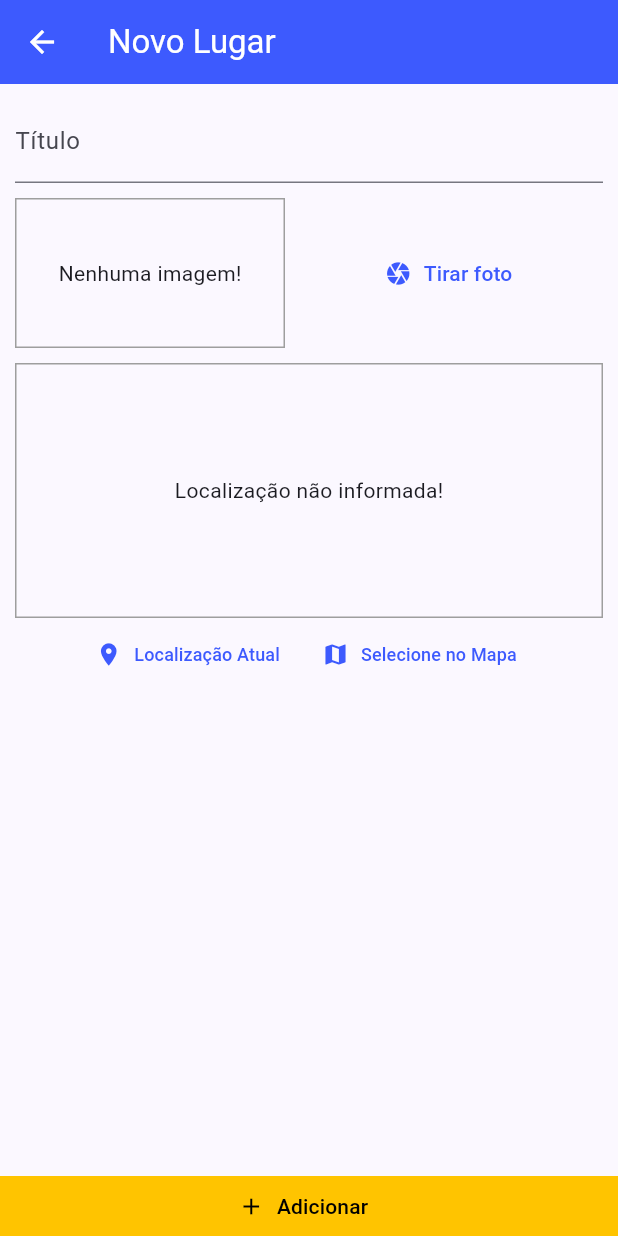
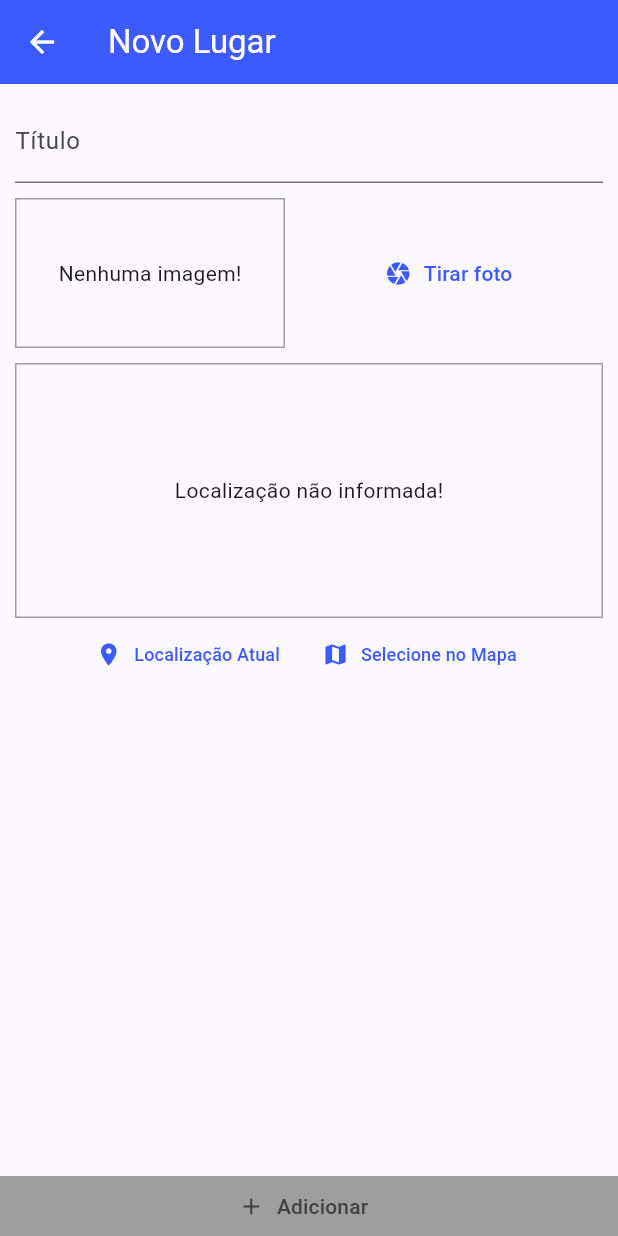
Before and after one commit to jhonatancassante/great_places, a Flutter app: the PlaceFormScreen screen opened by its route, on a phone screen of 412 x 824 dp. Run offline on Flutter 3.47's test engine with Material 3 defaults, Android fonts, the phone set to English and light mode, and no system bars; our stand-ins replace google_maps_flutter, image_picker, location, sqflite; accounts and stored records are empty.

```diff
--- a/lib/screens/place_form_screen.dart
+++ b/lib/screens/place_form_screen.dart
@@ -1,6 +1,7 @@
 import 'dart:io';
 
 import 'package:flutter/material.dart';
+import 'package:google_maps_flutter/google_maps_flutter.dart';
 import 'package:great_places/providers/great_places.dart';
 import 'package:great_places/widgets/bottom_button_widget.dart';
 import 'package:great_places/widgets/image_input.dart';
@@ -17,15 +18,28 @@ class PlaceFormScreen extends StatefulWidget {
 class _PlaceFormScreenState extends State<PlaceFormScreen> {
   final _titleControler = TextEditingController();
   File _pickedImage = File('');
+  LatLng _pickedPosition = const LatLng(0, 0);
 
   void _selectImage(File pickedImage) {
-    _pickedImage = pickedImage;
+    setState(() {
+      _pickedImage = pickedImage;
+    });
+  }
+
+  void _selectPosition(LatLng position) {
+    setState(() {
+      _pickedPosition = position;
+    });
+  }
+
+  bool _isValidForm() {
+    return _titleControler.text.isNotEmpty &&
+        _pickedImage.existsSync() &&
+        _pickedPosition != const LatLng(0, 0);
   }
 
   void _submitForm() {
-    if (_titleControler.text.isEmpty || !_pickedImage.existsSync()) {
-      return;
-    }
+    if (!_isValidForm()) return;
 
     Provider.of<GreatPlaces>(
       context,
@@ -33,6 +47,7 @@ class _PlaceFormScreenState extends State<PlaceFormScreen> {
     ).addPlace(
       _titleControler.text,
       _pickedImage,
+      _pickedPosition,
     );
 
     Navigator.of(context).pop();
@@ -62,7 +77,7 @@ class _PlaceFormScreenState extends State<PlaceFormScreen> {
                     const SizedBox(height: 10),
                     ImageInput(_selectImage),
                     const SizedBox(height: 10),
-                    const LocationInput(),
+                    LocationInput(_selectPosition),
                   ],
                 ),
               ),
@@ -72,6 +87,7 @@ class _PlaceFormScreenState extends State<PlaceFormScreen> {
             title: 'Adicionar',
             icon: Icons.add,
             onPressed: _submitForm,
+            enabled: _isValidForm(),
           ),
         ],
       ),
--- a/lib/screens/places_list_screen.dart
+++ b/lib/screens/places_list_screen.dart
@@ -46,6 +46,9 @@ class PlacesListScreen extends StatelessWidget {
                                   title: Text(
                                     greatPlaces.itemByIndex(i).title,
                                   ),
+                                  subtitle: Text(
+                                    greatPlaces.itemByIndex(i).location.address,
+                                  ),
                                   onTap: () {},
                                 ),
                               ),
--- a/lib/utils/db_util.dart
+++ b/lib/utils/db_util.dart
@@ -8,7 +8,7 @@ class DbUtil {
       path.join(dbPath, 'places.db'),
       onCreate: (db, version) {
         return db.execute(
-          'CREATE TABLE places (id TEXT PRIMARY KEY, title TEXT, image TEXT)',
+          'CREATE TABLE places (id TEXT PRIMARY KEY, title TEXT, image TEXT, latitude REAL, longitude REAL, address TEXT)',
         );
       },
       version: 1,
--- a/lib/widgets/bottom_button_widget.dart
+++ b/lib/widgets/bottom_button_widget.dart
@@ -4,26 +4,28 @@ class BottomButtonWidget extends StatelessWidget {
   final String title;
   final IconData icon;
   final VoidCallback onPressed;
+  final bool enabled;
 
   const BottomButtonWidget({
     super.key,
     required this.title,
     required this.icon,
     required this.onPressed,
+    required this.enabled,
   });
 
   @override
   Widget build(BuildContext context) {
     return FilledButton.icon(
-      onPressed: onPressed,
+      onPressed: enabled ? onPressed : null,
       icon: Icon(icon),
       label: Text(title),
       style: ButtonStyle(
         backgroundColor: WidgetStateProperty.all(
-          Theme.of(context).colorScheme.secondary,
+          enabled ? Theme.of(context).colorScheme.secondary : Colors.grey,
         ),
         foregroundColor: WidgetStateProperty.all(
-          Colors.black,
+          enabled ? Colors.black : Colors.grey[800],
         ),
         elevation: WidgetStateProperty.all(0),
         tapTargetSize: MaterialTapTargetSize.shrinkWrap,
--- a/pubspec.yaml
+++ b/pubspec.yaml
@@ -42,6 +42,7 @@ dependencies:
   sqflite: ^2.3.3+1
   location: ^6.0.2
   google_maps_flutter: ^2.7.0
+  http: ^1.2.1
 
 dev_dependencies:
   flutter_test:
```
Also changed, not shown: lib/providers/great_places.dart (+22 -3 lines), lib/utils/location_util.dart (+14 -0 lines), lib/widgets/location_input.dart (+19 -7 lines), pubspec.lock.
